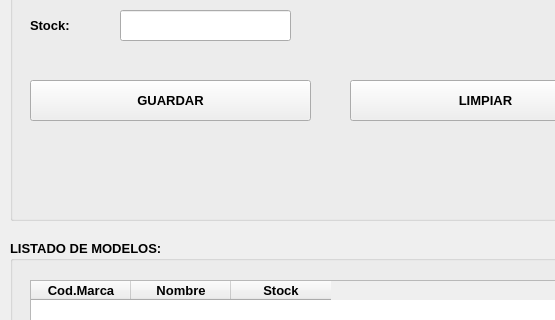
The window that appVehiculos/view/fmmarca.ui (Alonsobox/Proyecto-ProgramacionObj) describes before a commit, drawn with Qt 5; both pictures show x 0 to 555 and y 150 to 470 of the 671 by 664 pixel window.
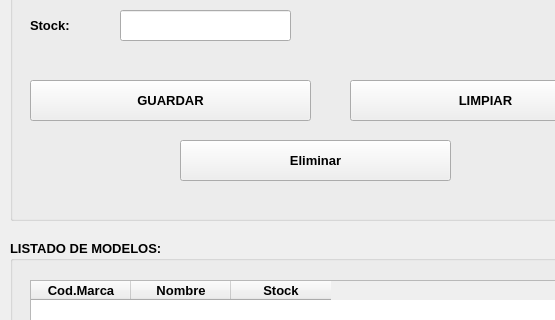
The same window after the commit.

Commit message: Agregamos un boton eliminar a la ventana Marca

```diff
--- a/appVehiculos/view/fmmarca.ui
+++ b/appVehiculos/view/fmmarca.ui
@@ -128,6 +128,19 @@
       </rect>
      </property>
     </widget>
+    <widget class="QPushButton" name="btnEliminar">
+     <property name="geometry">
+      <rect>
+       <x>170</x>
+       <y>220</y>
+       <width>271</width>
+       <height>41</height>
+      </rect>
+     </property>
+     <property name="text">
+      <string>Eliminar</string>
+     </property>
+    </widget>
    </widget>
    <widget class="QLabel" name="label">
     <property name="geometry">
```
The commit also changes 4 other files.
